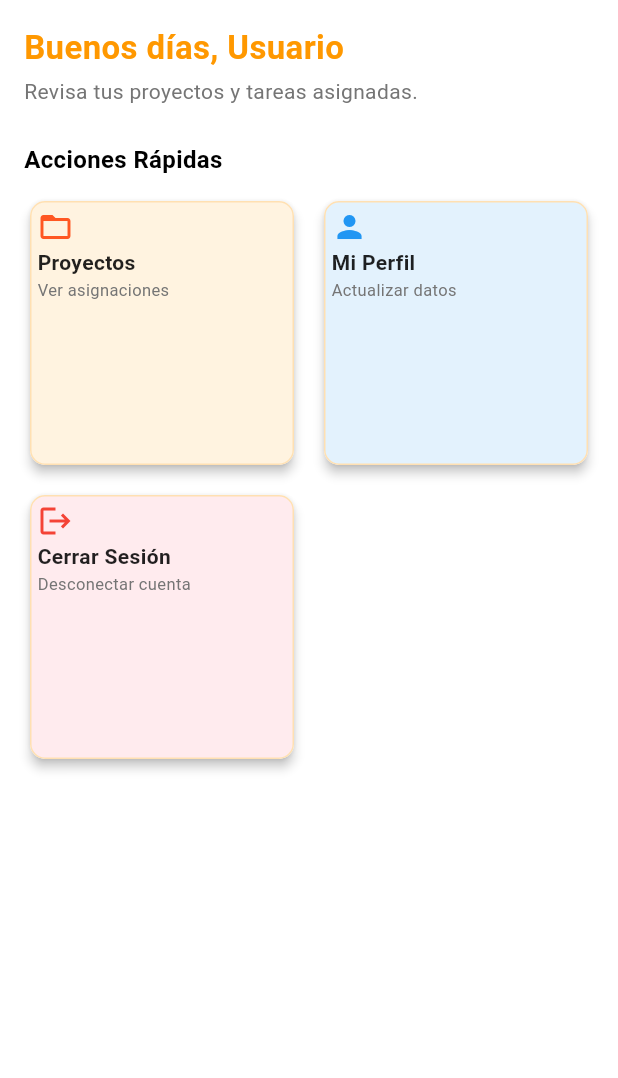
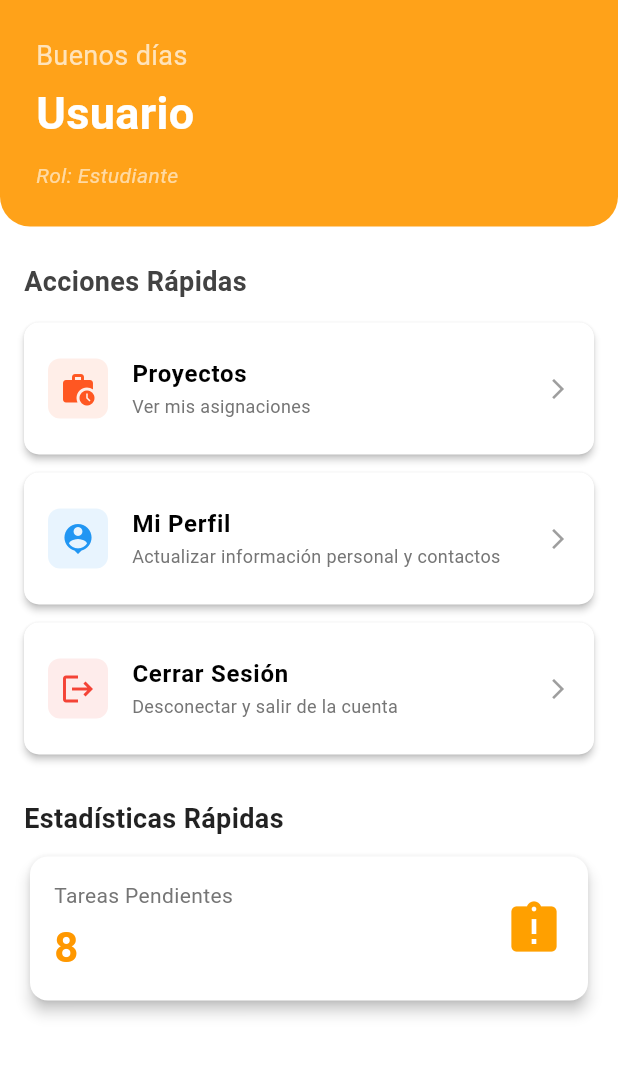
Before and after one commit to alehernandezunimet/MetroGestion, a Flutter app: the HomeScreen screen opened directly, on a phone screen of 412 x 824 dp, the part 84-1162 px from its top. Run offline on Flutter 3.47's test engine with Material 3 defaults, Android fonts, the phone set to English and light mode, and no system bars; our stand-ins replace cloud_firestore, firebase_auth, firebase_core; accounts and stored records are empty.

Commit message:
home new

```diff
--- a/lib/screens/home/home_screen.dart
+++ b/lib/screens/home/home_screen.dart
@@ -77,6 +77,7 @@ class _HomeScreenState extends State<HomeScreen> {
     _fetchUserData();
   }
 
+  // --- WIDGET: Construye el menú lateral (Drawer) ---
   Widget _buildDrawer(BuildContext context) {
     return Drawer(
       child: ListView(
@@ -123,6 +124,7 @@ class _HomeScreenState extends State<HomeScreen> {
     );
   }
 
+  // Helper para construir los ítems del Drawer
   Widget _buildDrawerItem(int index, IconData icon, String title) {
     return ListTile(
       leading: Icon(
@@ -150,6 +152,7 @@ class _HomeScreenState extends State<HomeScreen> {
     );
   }
 
+  // --- Widgets de navegación para el body ---
   Widget _getBodyWidget() {
     if (_isLoading) {
       return const Center(child: CircularProgressIndicator());
@@ -181,88 +184,168 @@ class _HomeScreenState extends State<HomeScreen> {
     }
   }
 
+  // --- DASHBOARD BODY (NUEVO DISEÑO) ---
   Widget _buildDashboardBody() {
     final bool isProfessor = _userRole == 'profesor';
 
     return SingleChildScrollView(
-      padding: const EdgeInsets.all(16.0),
       child: Column(
         crossAxisAlignment: CrossAxisAlignment.start,
         children: [
-          Text(
-            '${_getSaludo()}, ${_userName?.split(' ')[0] ?? 'Usuario'}',
-            style: TextStyle(
-              fontSize: 22,
-              fontWeight: FontWeight.bold,
-              color: Theme.of(context).primaryColor,
+          // 1. BANNER DE BIENVENIDA
+          Container(
+            width: double.infinity,
+            padding: const EdgeInsets.all(24.0),
+            decoration: BoxDecoration(
+              color: Theme.of(context).primaryColor.withOpacity(0.9),
+              borderRadius: const BorderRadius.only(
+                bottomLeft: Radius.circular(20),
+                bottomRight: Radius.circular(20),
+              ),
+            ),
+            child: Column(
+              crossAxisAlignment: CrossAxisAlignment.start,
+              children: [
+                Text(
+                  _getSaludo(),
+                  style: const TextStyle(fontSize: 18, color: Colors.white70),
+                ),
+                const SizedBox(height: 4),
+                Text(
+                  _userName?.split(' ')[0] ?? 'Usuario',
+                  style: const TextStyle(
+                    fontSize: 30,
+                    fontWeight: FontWeight.bold,
+                    color: Colors.white,
+                  ),
+                ),
+                const SizedBox(height: 10),
+                Text(
+                  isProfessor
+                      ? 'Rol: Profesor - Gestor de proyectos'
+                      : 'Rol: Estudiante',
+                  style: const TextStyle(
+                    fontSize: 14,
+                    color: Colors.white60,
+                    fontStyle: FontStyle.italic,
+                  ),
+                ),
+              ],
             ),
           ),
-          const SizedBox(height: 4),
-          Text(
-            isProfessor
-                ? 'Bienvenido/a a la gestión de proyectos.'
-                : 'Revisa tus proyectos y tareas asignadas.',
-            style: TextStyle(fontSize: 14, color: Colors.grey[600]),
+
+          // 2. SECCIÓN DE ACCIONES RÁPIDAS
+          Padding(
+            padding: const EdgeInsets.only(
+              top: 24,
+              left: 16,
+              right: 16,
+              bottom: 8,
+            ),
+            child: Text(
+              'Acciones Rápidas',
+              style: TextStyle(
+                fontSize: 18,
+                fontWeight: FontWeight.bold,
+                color: Colors.grey[800],
+              ),
+            ),
           ),
-          const SizedBox(height: 24),
 
-          const Text(
-            'Acciones Rápidas',
-            style: TextStyle(
-              fontSize: 16,
-              fontWeight: FontWeight.bold,
-            ), // Reducido de 18 a 16
+          ActionListItem(
+            title: 'Proyectos',
+            subtitle: isProfessor
+                ? 'Gestionar equipos y tareas'
+                : 'Ver mis asignaciones',
+            icon: Icons.work_history,
+            iconColor: Colors.deepOrange,
+            onTap: () => _onItemTapped(1),
           ),
-          const SizedBox(height: 12),
 
-          GridView.count(
-            crossAxisCount: 2,
-            crossAxisSpacing: 12,
-            mainAxisSpacing: 12,
-            shrinkWrap: true,
-            physics: const NeverScrollableScrollPhysics(),
-            children: [
-              // 1. Proyectos
-              HomeGridItem(
-                title: 'Proyectos',
-                subtitle: isProfessor
-                    ? 'Gestionar proyectos'
-                    : 'Ver asignaciones',
-                icon: Icons.folder_open,
-                iconColor: Colors.deepOrange,
-                color: Colors.orange.shade50,
-                onTap: () => _onItemTapped(1),
+          ActionListItem(
+            title: isProfessor ? 'Perfil de Profesor' : 'Mi Perfil',
+            subtitle: 'Actualizar información personal y contactos',
+            icon: Icons.person_pin,
+            iconColor: Colors.blue,
+            onTap: () => _onItemTapped(2),
+          ),
+
+          ActionListItem(
+            title: 'Cerrar Sesión',
+            subtitle: 'Desconectar y salir de la cuenta',
+            icon: Icons.logout,
+            iconColor: Colors.red,
+            onTap: () async {
+              await FirebaseAuth.instance.signOut();
+              _redirectToLogin();
+            },
+          ),
+
+          // 3. SECCIÓN DE ESTADÍSTICAS (Ejemplo)
+          const Padding(
+            padding: EdgeInsets.only(top: 24, left: 16, right: 16, bottom: 8),
+            child: Text(
+              'Estadísticas Rápidas',
+              style: TextStyle(
+                fontSize: 18,
+                fontWeight: FontWeight.bold,
+                color: Colors.black87,
               ),
+            ),
+          ),
 
-              // 2. Perfil/Usuarios
-              HomeGridItem(
-                title: isProfessor ? 'Perfil' : 'Mi Perfil',
-                subtitle: 'Actualizar datos',
-                icon: Icons.person,
-                iconColor: Colors.blue,
-                color: Colors.blue.shade50,
-                onTap: () => _onItemTapped(2),
+          // Tarjeta de Proyectos/Tareas (Ejemplo de información)
+          Padding(
+            padding: const EdgeInsets.symmetric(horizontal: 16.0),
+            child: Card(
+              elevation: 4,
+              child: Padding(
+                padding: const EdgeInsets.all(16.0),
+                child: Row(
+                  mainAxisAlignment: MainAxisAlignment.spaceBetween,
+                  children: [
+                    Column(
+                      crossAxisAlignment: CrossAxisAlignment.start,
+                      children: [
+                        Text(
+                          isProfessor
+                              ? 'Proyectos Activos'
+                              : 'Tareas Pendientes',
+                          style: TextStyle(
+                            fontSize: 14,
+                            color: Colors.grey[600],
+                          ),
+                        ),
+                        const SizedBox(height: 4),
+                        Text(
+                          isProfessor
+                              ? '3'
+                              : '8', // **Aquí puedes poner el conteo real de Firestore**
+                          style: TextStyle(
+                            fontSize: 28,
+                            fontWeight: FontWeight.bold,
+                            color: Theme.of(context).primaryColor,
+                          ),
+                        ),
+                      ],
+                    ),
+                    Icon(
+                      isProfessor ? Icons.group_work : Icons.assignment_late,
+                      size: 40,
+                      color: Colors.amber[700],
+                    ),
+                  ],
+                ),
               ),
-
-              // 3. Cerrar Sesión
-              HomeGridItem(
-                title: 'Cerrar Sesión',
-                subtitle: 'Desconectar cuenta',
-                icon: Icons.logout,
-                iconColor: Colors.red,
-                color: Colors.red.shade50,
-                onTap: () async {
-                  await FirebaseAuth.instance.signOut();
-                  _redirectToLogin();
-                },
-              ),
-            ],
+            ),
           ),
+          const SizedBox(height: 20),
         ],
       ),
     );
   }
 
+  // --- Método de saludo ---
   String _getSaludo() {
     final hour = DateTime.now().hour;
     if (hour < 12) {
@@ -274,6 +357,7 @@ class _HomeScreenState extends State<HomeScreen> {
     }
   }
 
+  // --- ESTRUCTURA PRINCIPAL DEL WIDGET ---
   @override
   Widget build(BuildContext context) {
     return Scaffold(
@@ -284,59 +368,53 @@ class _HomeScreenState extends State<HomeScreen> {
   }
 }
 
-class HomeGridItem extends StatelessWidget {
+// --- WIDGET NUEVO: ActionListItem (Fila de acción) ---
+class ActionListItem extends StatelessWidget {
   final String title;
   final String subtitle;
   final IconData icon;
   final Color iconColor;
-  final Color color;
   final VoidCallback onTap;
 
-  const HomeGridItem({
+  const ActionListItem({
     super.key,
     required this.title,
     required this.subtitle,
     required this.icon,
     required this.iconColor,
-    required this.color,
     required this.onTap,
   });
 
   @override
   Widget build(BuildContext context) {
     return Card(
-      elevation: 3,
+      margin: const EdgeInsets.symmetric(horizontal: 16, vertical: 6),
+      elevation: 2,
       shape: RoundedRectangleBorder(borderRadius: BorderRadius.circular(10)),
-      child: InkWell(
+      child: ListTile(
+        contentPadding: const EdgeInsets.symmetric(horizontal: 16, vertical: 8),
+        leading: Container(
+          padding: const EdgeInsets.all(8),
+          decoration: BoxDecoration(
+            color: iconColor.withOpacity(0.1),
+            borderRadius: BorderRadius.circular(8),
+          ),
+          child: Icon(icon, size: 24, color: iconColor),
+        ),
+        title: Text(
+          title,
+          style: const TextStyle(fontSize: 16, fontWeight: FontWeight.bold),
+        ),
+        subtitle: Text(
+          subtitle,
+          style: TextStyle(fontSize: 12, color: Colors.grey[600]),
+        ),
+        trailing: const Icon(
+          Icons.arrow_forward_ios,
+          size: 16,
+          color: Colors.grey,
+        ),
         onTap: onTap,
-        borderRadius: BorderRadius.circular(10),
-        child: Container(
-          padding: const EdgeInsets.all(4),
-          decoration: BoxDecoration(
-            color: color,
-            borderRadius: BorderRadius.circular(10),
-            border: Border.all(color: Colors.orange[100]!, width: 1),
-          ),
-          child: Column(
-            crossAxisAlignment: CrossAxisAlignment.start,
-            children: [
-              Icon(icon, size: 24, color: iconColor),
-              const SizedBox(height: 2),
-              Text(
-                title,
-                style: const TextStyle(
-                  fontSize: 14,
-                  fontWeight: FontWeight.bold,
-                  color: Colors.black87,
-                ),
-              ),
-              Text(
-                subtitle,
-                style: TextStyle(fontSize: 11, color: Colors.grey[600]),
-              ),
-            ],
-          ),
-        ),
       ),
     );
   }
```
